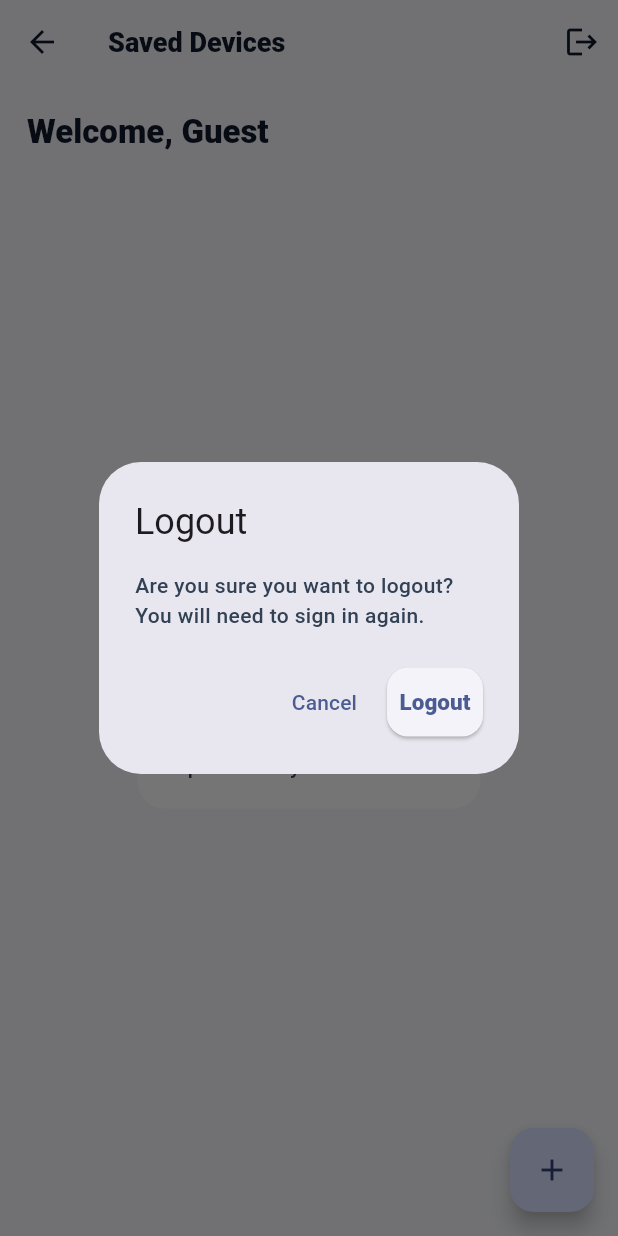
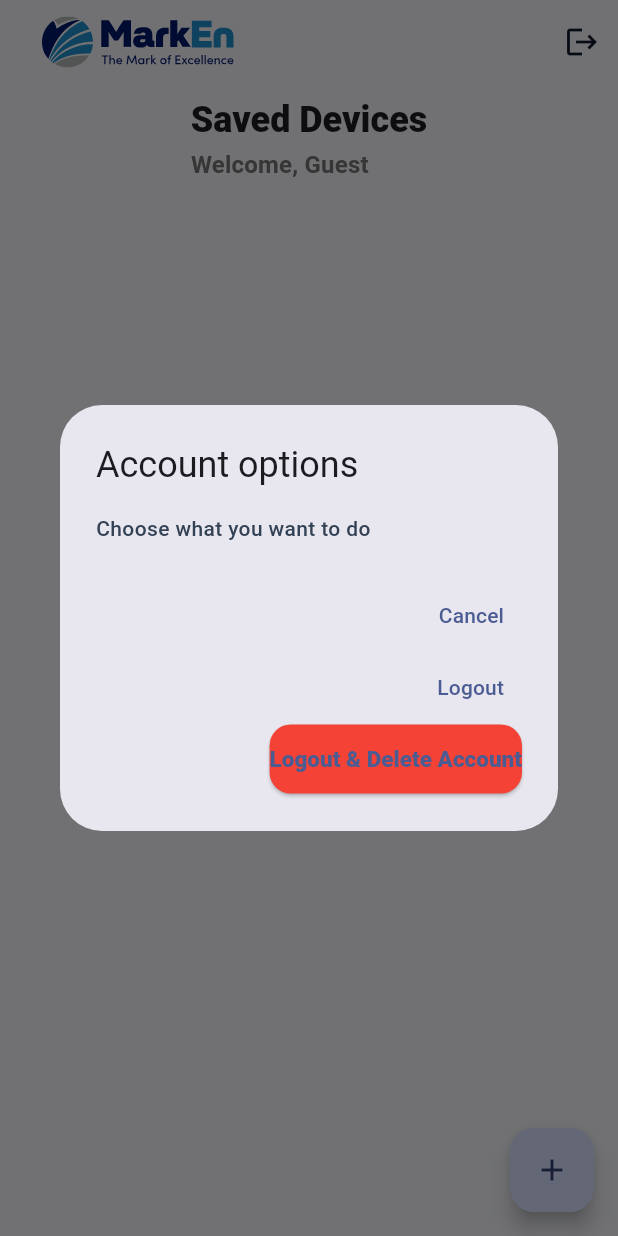
Before and after one commit to Krishna127-2003/cold-chain-monitoring, a Flutter app: the AllDevicesScreen screen opened by its route, after a tap on the "logout" icon, on a phone screen of 412 x 824 dp. Run offline on Flutter 3.47's test engine with Material 3 defaults, Android fonts, the phone set to English and light mode, and no system bars; our stand-ins replace connectivity_plus, firebase_auth, firebase_core, flutter_local_notifications, flutter_secure_storage, flutter_svg and 3 more; missing offline and left inert: google_mlkit_barcode_scanning, mobile_scanner; accounts and stored records are empty.

Commit message:
made some changes

```diff
--- /dev/null
+++ b/lib/data/api/user_activity_api.dart
@@ -0,0 +1,30 @@
+import 'dart:convert';
+import 'package:http/http.dart' as http;
+
+class UserActivityApi {
+  static const String _url =
+      "https://testingesp32-b6dwfgcqb7drf4fu.centralindia-01.azurewebsites.net/api/userinfo";
+
+  static Future<void> sendAction({
+    required String email,
+    required String action,
+    String? deviceId,
+    String? command,
+  }) async {
+
+    final body = {
+      "type": "user_activity",
+      "email": email,
+      "action": action,
+      "deviceId": deviceId,
+      "command": command,
+      "timestamp": DateTime.now().toIso8601String(),
+    };
+
+    await http.post(
+      Uri.parse(_url),
+      headers: {"Content-Type": "application/json"},
+      body: jsonEncode(body),
+    );
+  }
+}
--- a/lib/data/api/user_info_api.dart
+++ b/lib/data/api/user_info_api.dart
@@ -105,6 +105,7 @@ class UserInfoApi {
 
         if (decoded is Map) {
           // backend still broken → wrap for safety
+          print("⚠️ Backend returned single row instead of full history");
           return [Map<String, dynamic>.from(decoded)];
         }
       } else {
--- a/lib/features/dashboard/base_dashboard_screen.dart
+++ b/lib/features/dashboard/base_dashboard_screen.dart
@@ -165,8 +165,6 @@ class _BaseDashboardScreenState extends State<BaseDashboardScreen>
     final d = await AlertSettingsStorage.load();
     _settings = AlertSettings(
       app: d["app"],
-      email: d["email"],
-      sms: d["sms"],
       level: d["level"],
     );
   }
--- a/lib/features/devices/add_device/manual_entry_screen.dart
+++ b/lib/features/devices/add_device/manual_entry_screen.dart
@@ -12,7 +12,7 @@ class ManualEntryScreen extends StatefulWidget {
 class _ManualEntryScreenState extends State<ManualEntryScreen> {
 
   final _controller = TextEditingController();
-  final bool _loading = false;
+  bool _loading = false;
 
   void _continue() {
     final value = _controller.text.trim();
@@ -37,9 +37,7 @@ class _ManualEntryScreenState extends State<ManualEntryScreen> {
 
   @override
   Widget build(BuildContext context) {
-    final args =
-        ModalRoute.of(context)!.settings.arguments as Map<String, dynamic>;
-
+    final args = ModalRoute.of(context)?.settings.arguments as Map<String, dynamic>;
     final equipmentType = args["equipmentType"];
 
     return Scaffold(
--- a/lib/features/devices/all_devices_screen.dart
+++ b/lib/features/devices/all_devices_screen.dart
@@ -12,7 +12,9 @@ import '../../data/repository_impl/local_device_repository.dart';
 import '../../data/session/session_manager.dart';
 import '../../data/models/registered_device.dart';
 import '../dashboard/models/unified_telemetry.dart';
-
+import 'package:flutter_svg/flutter_svg.dart';
+import '../../data/api/account_deletion_api.dart';
+import '../../data/api/user_activity_api.dart';
 
 class AllDevicesScreen extends StatefulWidget {
   const AllDevicesScreen({super.key});
@@ -233,8 +235,19 @@ class _AllDevicesScreenState extends State<AllDevicesScreen> {
 
     // ✅ FIX: Delete globally (because AllDevicesScreen has devices from ALL equipment types)
     for (final id in _selected) {
-      await _deviceRepo.deleteDevice(id);
+    await _deviceRepo.deleteDevice(id);
+
+    final email = await SessionManager.getEmail();
+
+    if (email != null) {
+      await UserActivityApi.sendAction(
+        email: email,
+        action: "device_deleted",
+        deviceId: id,
+      );
     }
+  }
+
 
     // ✅ Exit edit mode and refresh
     setState(() {
@@ -270,10 +283,19 @@ class _AllDevicesScreenState extends State<AllDevicesScreen> {
   }
 
   Future<void> _logout() async {
-    _hideSnackBar(); // 🔥 kill snackbar before leaving screen
+    _hideSnackBar();
+
+    final email = await SessionManager.getEmail();
+
+    if (email != null) {
+      await UserActivityApi.sendAction(
+        email: email,
+        action: "logout",
+      );
+    }
 
     await GoogleAuthService.signOut();
-    await SessionManager.logout(); // ✅ CLEAR SESSION
+    await SessionManager.logout();
 
     if (!mounted) return;
 
@@ -284,25 +306,89 @@ class _AllDevicesScreenState extends State<AllDevicesScreen> {
     );
   }
 
+  Future<void> _deleteAccountCompletely() async {
+    final email = await SessionManager.getEmail();
+
+    if (email == null) {
+      ScaffoldMessenger.of(context).showSnackBar(
+        const SnackBar(content: Text("Email not found")),
+      );
+      return;
+    }
+
+    final confirm = await showDialog<bool>(
+      context: context,
+      builder: (_) => AlertDialog(
+        title: const Text("Delete account permanently"),
+        content: const Text(
+          "This will delete all your data forever. This cannot be undone.",
+        ),
+        actions: [
+          TextButton(
+            onPressed: () => Navigator.pop(context, false),
+            child: const Text("Cancel"),
+          ),
+          ElevatedButton(
+            style: ElevatedButton.styleFrom(backgroundColor: Colors.red),
+            onPressed: () => Navigator.pop(context, true),
+            child: const Text("Delete forever"),
+          ),
+        ],
+      ),
+    );
+
+    if (confirm != true) return;
+
+    final success =
+        await AccountDeletionApi.sendPermanentDeleteCommand(email);
+
+    if (success) {
+      await UserActivityApi.sendAction(
+        email: email,
+        action: "permanently_delete",
+      );
+    }
+
+    if (!mounted) return;
+
+    if (success) {
+      ScaffoldMessenger.of(context).showSnackBar(
+        const SnackBar(content: Text("Account deleted successfully")),
+      );
+
+      await _logout();
+    } else {
+      ScaffoldMessenger.of(context).showSnackBar(
+        const SnackBar(content: Text("Failed to delete account")),
+      );
+    }
+  }
+
   void _showLogoutConfirm(BuildContext context) {
     showDialog(
       context: context,
       builder: (ctx) => AlertDialog(
-        title: const Text("Logout"),
-        content: const Text(
-          "Are you sure you want to logout?\nYou will need to sign in again.",
-        ),
+        title: const Text("Account options"),
+        content: const Text("Choose what you want to do"),
         actions: [
           TextButton(
             onPressed: () => Navigator.pop(ctx),
             child: const Text("Cancel"),
           ),
-          ElevatedButton(
+          TextButton(
             onPressed: () async {
               Navigator.pop(ctx);
               await _logout();
             },
             child: const Text("Logout"),
+          ),
+          ElevatedButton(
+            style: ElevatedButton.styleFrom(backgroundColor: Colors.red),
+            onPressed: () async {
+              Navigator.pop(ctx);
+              await _deleteAccountCompletely();
+            },
+            child: const Text("Logout & Delete Account"),
           ),
         ],
       ),
@@ -311,49 +397,58 @@ class _AllDevicesScreenState extends State<AllDevicesScreen> {
 
   @override
   Widget build(BuildContext context) {
-    final padding = Responsive.pad(context);
+    //final padding = Responsive.pad(context);
     final devices = _devices;
 
     return Scaffold(
       appBar: AppBar(
-        title: _isEditMode
-            ? Text("${_selected.length} selected")
-            : const Text("Saved Devices"),
+        toolbarHeight: 56, // 👈 smaller than default 56
+        automaticallyImplyLeading: false,
+        elevation: 0, // cleaner look (optional)
+        centerTitle: true, // 🎯 This forces the title to the absolute center
+        title: Row(
+          children: [
+            // ⬅️ LEFT LOGO
+            Padding(
+              padding: const EdgeInsets.only(left: 12),
+              child: SvgPicture.asset(
+                "assets/images/marken_logo.svg",
+                height: 34,
+              ),
+            ),
+            // The spacer ensures the logo doesn't "push" the title off-center
+            const Spacer(),
+          ],
+        ),
+        // 🎯 Use the flexibleSpace or a separate Stack if you want the title
+        // to ignore the width of the logo entirely:
         actions: [
-          // ✅ Edit mode button (only if devices exist)
           if (devices.isNotEmpty)
             IconButton(
               icon: Icon(_isEditMode ? Icons.close : Icons.edit),
-              tooltip: _isEditMode ? "Exit edit mode" : "Edit devices",
               onPressed: _toggleEditMode,
             ),
 
-          // ✅ Edit mode actions
           if (_isEditMode) ...[
             IconButton(
               icon: const Icon(Icons.select_all),
-              tooltip: "Select All",
               onPressed: () => _selectAll(devices),
             ),
             IconButton(
               icon: const Icon(Icons.clear_all),
-              tooltip: "Clear Selection",
               onPressed: _clearSelection,
             ),
             IconButton(
               icon: const Icon(Icons.delete),
-              tooltip: "Delete Selected",
               onPressed: _selected.isEmpty
                   ? null
                   : () => _deleteSelectedDevices(devices),
             ),
           ],
 
-          // ✅ Logout always available
           IconButton(
+            icon: const Icon(Icons.logout),
             onPressed: () => _showLogoutConfirm(context),
-            icon: const Icon(Icons.logout),
-            tooltip: "Logout",
           ),
         ],
       ),
@@ -376,17 +471,39 @@ class _AllDevicesScreenState extends State<AllDevicesScreen> {
             ),
 
       body: Padding(
-  padding: EdgeInsets.all(padding),
-  child: Column(
-    crossAxisAlignment: CrossAxisAlignment.start,
+        padding: EdgeInsets.only(
+          left: Responsive.pad(context),
+          right: Responsive.pad(context),
+          bottom: Responsive.pad(context),
+          top: 0, // 👈 tiny controlled space
+        ),
+        child: Column(
+
+    crossAxisAlignment: CrossAxisAlignment.center,
     children: [
 
-      // 👋 WELCOME TEXT
-      Text(
-        "Welcome, $_welcomeName",
-        style: Theme.of(context).textTheme.titleLarge?.copyWith(
-              fontWeight: FontWeight.w900,
+      // 🔥 HEADER aligned with logo
+      Padding(
+        padding: const EdgeInsets.only(top: 8),
+        child: Column(
+          crossAxisAlignment: CrossAxisAlignment.start,
+          children: [
+            Text(
+              "Saved Devices",
+              style: Theme.of(context).textTheme.headlineSmall?.copyWith(
+                    fontWeight: FontWeight.w900,
+                  ),
             ),
+            const SizedBox(height: 2),
+            Text(
+              "Welcome, $_welcomeName",
+              style: Theme.of(context).textTheme.titleMedium?.copyWith(
+                    color: Colors.grey.shade600,
+                    fontWeight: FontWeight.w600,
+                  ),
+            ),
+          ],
+        ),
       ),
 
       const SizedBox(height: 16),
@@ -594,7 +711,7 @@ class _AllDevicesScreenState extends State<AllDevicesScreen> {
       ),
     ],
   ),
-    ),
+      ),
     );
   }
 
--- a/lib/features/notifications/alert_processor.dart
+++ b/lib/features/notifications/alert_processor.dart
@@ -22,7 +22,7 @@ class AlertProcessor {
     if (!shouldFire) return;
 
     if (settings.app) {
-      await NotificationService.send(
+      await NotificationService.sendRepeated(
         "Cold Chain Alert",
         "Temperature exceeded safe range",
       );
--- a/lib/features/notifications/alert_settings_storage.dart
+++ b/lib/features/notifications/alert_settings_storage.dart
@@ -4,15 +4,11 @@ class AlertSettingsStorage {
 
   static Future<void> save({
     required bool app,
-    required bool email,
-    required bool sms,
     required int level,
   }) async {
     final prefs = await SharedPreferences.getInstance();
 
     await prefs.setBool("alert_app", app);
-    await prefs.setBool("alert_email", email);
-    await prefs.setBool("alert_sms", sms);
     await prefs.setInt("alert_level", level);
   }
 
@@ -21,8 +17,6 @@ class AlertSettingsStorage {
 
     return {
       "app": prefs.getBool("alert_app") ?? true,
-      "email": prefs.getBool("alert_email") ?? true,
-      "sms": prefs.getBool("alert_sms") ?? true,
       "level": prefs.getInt("alert_level") ?? 1,
     };
   }
--- a/lib/features/services/services_screen.dart
+++ b/lib/features/services/services_screen.dart
@@ -5,6 +5,7 @@ import '../../core/utils/responsive.dart';
 import '../../core/theme/theme_provider.dart';
 import '../../routes/app_routes.dart';
 import '../auth/google_auth_service.dart';
+
 
 class ServicesScreen extends StatefulWidget {
   const ServicesScreen({super.key});
@@ -80,10 +81,9 @@ class _ServicesScreenState extends State<ServicesScreen> {
                   Navigator.pop(ctx);
                   Navigator.pushNamed(
                     context,
-                    AppRoutes.productKey,
+                    AppRoutes.manualEntry,
                     arguments: {
                       "equipmentType": equipmentType,
-                      "manualEntry": true, // ✅ future-proof flag
                     },
                   );
                 },
--- a/lib/routes/app_routes.dart
+++ b/lib/routes/app_routes.dart
@@ -7,6 +7,7 @@ import '../features/devices/add_device/product_key_screen.dart';
 import '../features/devices/add_device/register_device_screen.dart';
 import '../features/devices/all_devices_screen.dart';
 import '../features/notifications/notification_settings_screen.dart';
+import '../features/devices/add_device/manual_entry_screen.dart';
 
 class AppRoutes {
   static const String splash = '/';
@@ -18,8 +19,7 @@ class AppRoutes {
   static const String registerDevice = '/register-device';
   static const String allDevices = '/all-devices';
   static const String notificationSettings = '/notification-settings';
-  static const manualEntry = "/manualEntry";   // ✅ NEW
-
+  static const String manualEntry = "/manualEntry";
 
   static Map<String, WidgetBuilder> get routes => {
         splash: (_) => const SplashScreen(),
@@ -30,6 +30,6 @@ class AppRoutes {
         registerDevice: (_) => const RegisterDeviceScreen(),
         allDevices: (_) => const AllDevicesScreen(),
         notificationSettings: (_) => const NotificationSettingsScreen(),
-
+        manualEntry: (_) => const ManualEntryScreen(),   // ✅ NEW
       };
 }
```
Also changed, not shown: lib/data/api/account_deletion_api.dart (added, +31 -0 lines), lib/data/api/delete_device_api.dart (deleted, +0 -23 lines), lib/features/notifications/alert_settings.dart (+1 -9 lines), lib/features/notifications/alert_utils.dart (+3 -9 lines), lib/features/notifications/notification_service.dart (+12 -0 lines), lib/features/notifications/notification_settings_screen.dart (+3 -22 lines), 2 other files.
